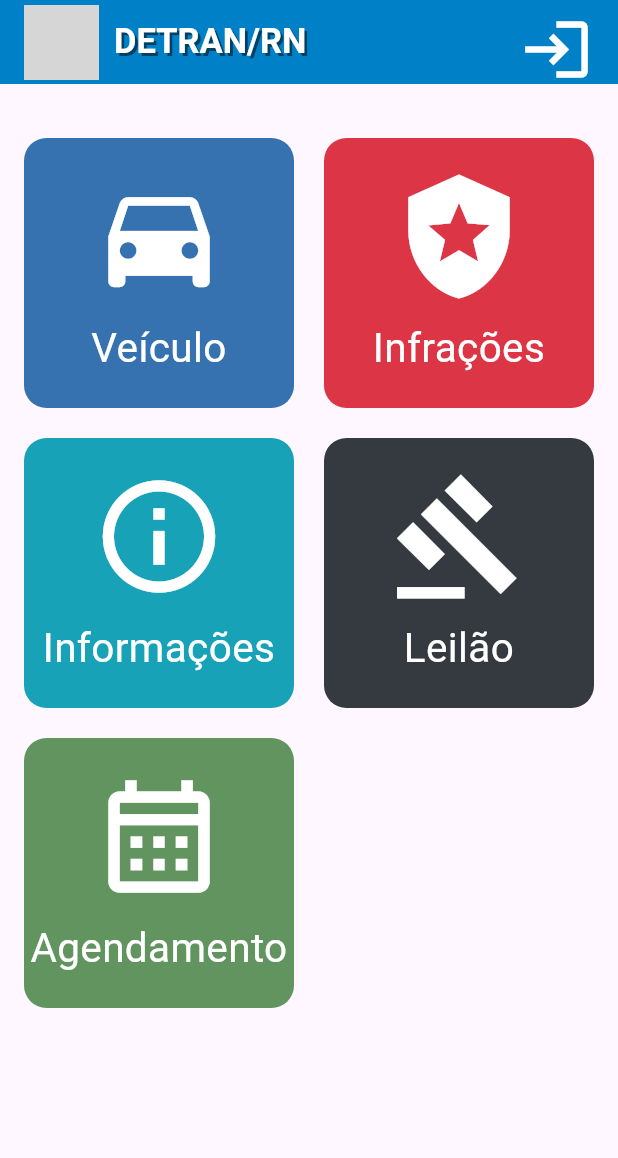
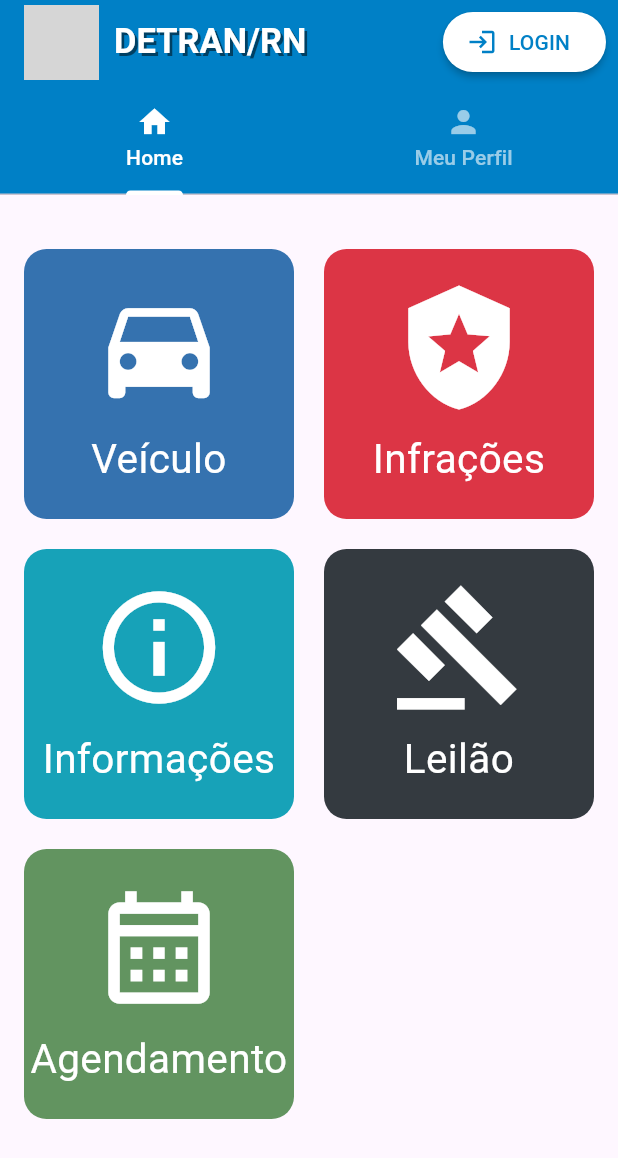
Before and after one commit to DaviVCarvalhos/detran_app, a Flutter app: the screen it shows after launch, on a phone screen of 412 x 824 dp. Shown: the top 1158 px of the screen. Run offline on Flutter 3.47's test engine with Material 3 defaults, Android fonts, the phone set to English and light mode, and no system bars; Roboto replaces fonts that are missing (Arial); grey boxes are pictures that could not be loaded.

Commit message:
implemetação de perfil e classe user

```diff
--- a/lib/Buttons/LoginButton.dart
+++ b/lib/Buttons/LoginButton.dart
@@ -1,26 +1,30 @@
-
+import 'package:detranapp/Pages/LoginPage.dart';
 import 'package:flutter/material.dart';
-import '../Pages/LoginPage.dart';
-
 
 class LoginButton extends StatelessWidget {
-  const LoginButton({super.key});
+  const LoginButton({
+    super.key,
+  });
 
   @override
   Widget build(BuildContext context) {
-
-
-    return IconButton(
-      icon: const Icon(Icons.login),
+    return ElevatedButton.icon(
+      style: ElevatedButton.styleFrom(
+        backgroundColor: Colors.white,
+        foregroundColor: const Color.fromARGB(255, 0, 128, 198),
+        elevation: 2,
+        shape: RoundedRectangleBorder(
+          borderRadius: BorderRadius.circular(20),
+        ),
+      ),
       onPressed: () {
         Navigator.push(
           context,
           MaterialPageRoute(builder: (context) => const LoginPage()),
         );
       },
-      iconSize: 50.0,
-      color: Colors.white,
-
+      icon: const Icon(Icons.login, size: 20),
+      label: const Text('LOGIN'),
     );
   }
 }
--- a/lib/Pages/HomePage.dart
+++ b/lib/Pages/HomePage.dart
@@ -1,4 +1,6 @@
 import 'package:detranapp/Buttons/LoginButton.dart';
+import 'package:detranapp/Pages/PerfilPage.dart';
+import 'package:detranapp/models/User.dart';
 import 'package:detranapp/models/Veiculo.dart';
 import 'package:detranapp/widgets/AgendamentoWidget.dart';
 import 'package:detranapp/widgets/DetranTitle.dart';
@@ -33,10 +35,11 @@
       InfoWidget(),
       LeilaoWidget(),
       AgendamentoWidget()
-      //
     ];
 
-    return Scaffold(
+    return DefaultTabController(
+      length: 2, // Número de abas (Home e Perfil)
+      child: Scaffold(
         appBar: AppBar(
           actions: [
             Padding(
@@ -47,31 +50,53 @@
           title: DetranTitle(),
           centerTitle: false,
           backgroundColor: const Color.fromARGB(255, 0, 128, 198),
+          bottom: const TabBar(
+            labelColor:
+                Colors.white, // Cor dos ícones e textos selecionados (branco)
+            unselectedLabelColor:
+                Colors.white60, // Cor dos ícones e textos não selecionados
+            indicatorColor: Colors.white, // Cor do indicador da aba
+            tabs: [
+              Tab(icon: Icon(Icons.home), text: 'Home'),
+              Tab(icon: Icon(Icons.person), text: 'Meu Perfil'),
+            ],
           ),
-      body: LayoutBuilder(
-        builder: (context, constraints) {
-          return Padding(
+        ),
+        body: TabBarView(
+          children: [
+            // Primeira aba: HomePage com GridView
+            Padding(
               padding: const EdgeInsets.all(16.0),
               child: GridView.builder(
                 padding: const EdgeInsets.symmetric(vertical: 20),
                 gridDelegate: SliverGridDelegateWithMaxCrossAxisExtent(
-                maxCrossAxisExtent: 200, // Largura máxima dos widgets aumentada
-                mainAxisSpacing: 20, // Espaçamento vertical entre widgets
-                crossAxisSpacing: 20, // Espaçamento horizontal entre widgets
-                childAspectRatio: 1, // Proporção mais equilibrada
+                  maxCrossAxisExtent: 200,
+                  mainAxisSpacing: 20,
+                  crossAxisSpacing: 20,
+                  childAspectRatio: 1,
                 ),
                 itemCount: widgets.length,
                 itemBuilder: (BuildContext context, int index) {
                   return ClipRRect(
                     borderRadius: BorderRadius.circular(15),
                     child: Container(
-                    child: widgets[index], // Widget dentro do Container arredondado
+                      child: widgets[index],
                     ),
                   );
                 },
               ),
-          );
-        },
+            ),
+            // Segunda aba: Página de "Meu Perfil"
+            PerfilPage(
+                user: User(
+              cpf: '12345678900',
+              datanascimento: DateTime(1990, 5, 10),
+              nome: 'Guts',
+              email: 'GRIIFTHHHHHH@gmail.com',
+              phone_number: '11999999999',
+            )),
+          ],
+        ),
       ),
     );
   }
--- /dev/null
+++ b/lib/models/User.dart
@@ -0,0 +1,14 @@
+class User {
+  User(
+      {required this.cpf,
+      required this.datanascimento,
+      required this.nome,
+      required this.email,
+      required this.phone_number});
+
+  String cpf;
+  String nome;
+  String email;
+  String phone_number;
+  DateTime datanascimento;
+}
```
Also changed, not shown: lib/Pages/PerfilPage.dart (added, +134 -0 lines), 1 other file. Lines whose indentation alone changed are shown as unchanged.
